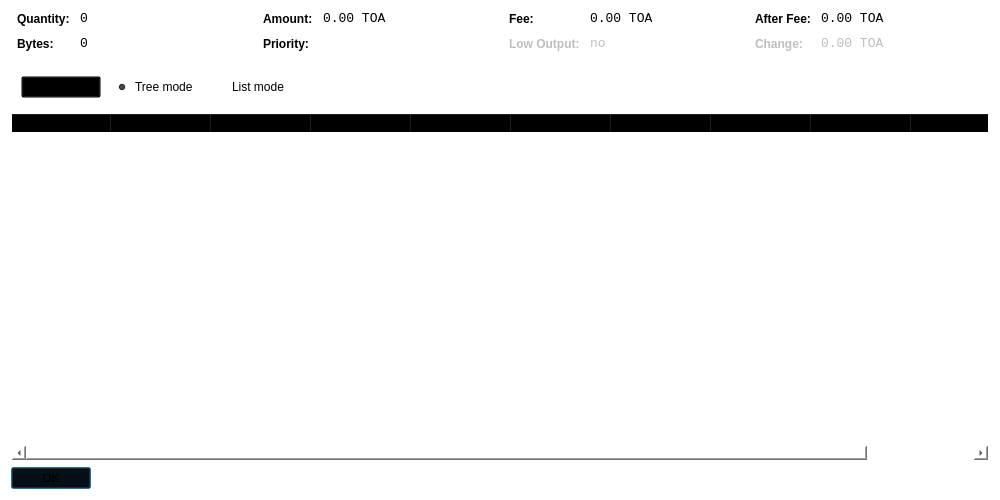
This is src/qt/forms/coincontroldialog.ui in toacoin/TOA as Qt 5 draws it before an edit. The edited form follows.
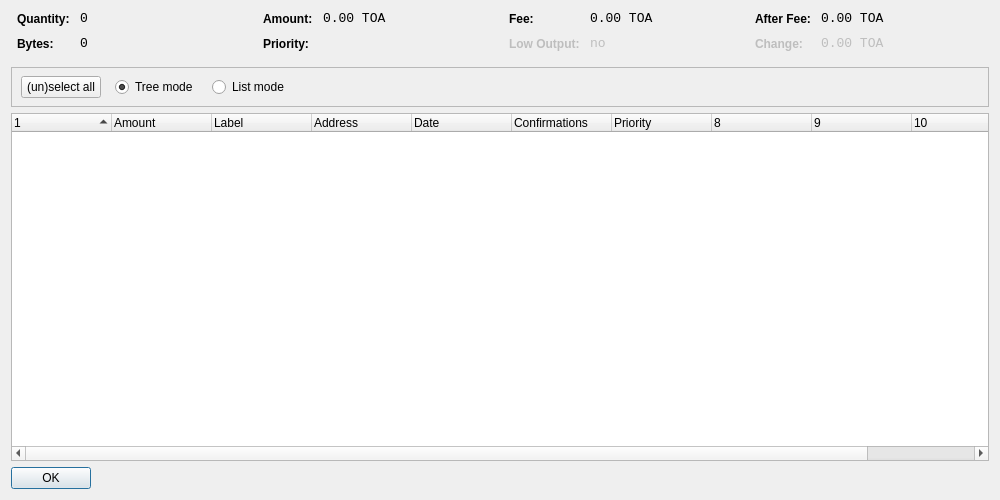
This is the edited form. Custom widgets are drawn as their Qt base class.

```diff
--- a/src/qt/forms/coincontroldialog.ui
+++ b/src/qt/forms/coincontroldialog.ui
@@ -14,7 +14,7 @@
    <string>Coin Control</string>
   </property>
   <property name="styleSheet">
-   <string notr="true">background: transparent;</string>
+   <string notr="true"/>
   </property>
   <layout class="QVBoxLayout" name="verticalLayout">
    <item>
```
